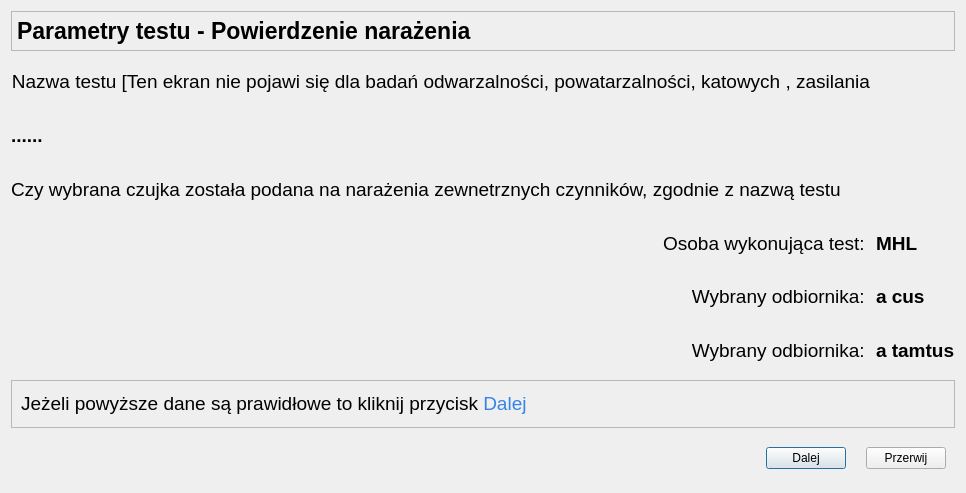
wiacekmarcin/CzujkiLiniowe, file CzujkiLinioweApp/test3sprawdzenie.ui: the form before one commit.
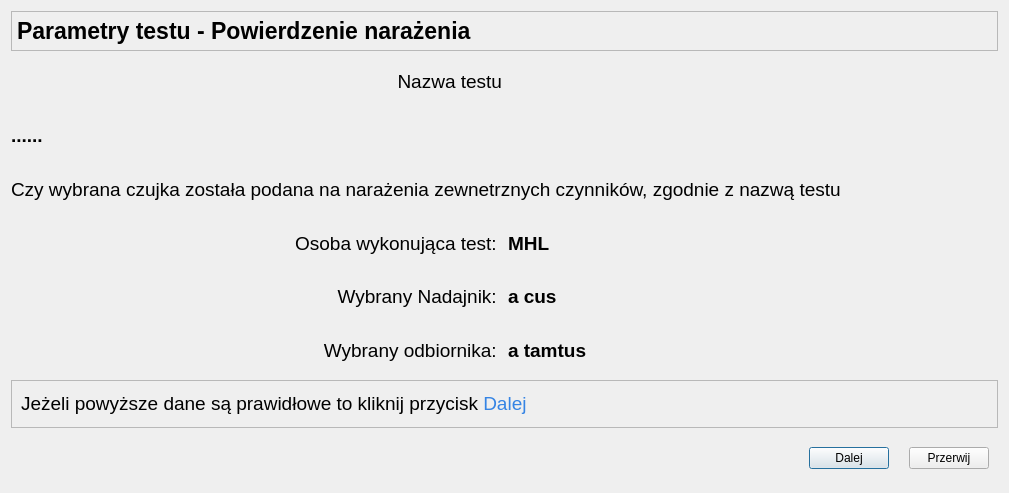
The form after the commit. Icons and pictures are not drawn.

Commit message: Ekran 4 gotowy

What changed in the file:
```diff
--- a/CzujkiLinioweApp/test3sprawdzenie.ui
+++ b/CzujkiLinioweApp/test3sprawdzenie.ui
@@ -6,7 +6,7 @@
    <rect>
     <x>0</x>
     <y>0</y>
-    <width>588</width>
+    <width>1009</width>
     <height>493</height>
    </rect>
   </property>
@@ -95,7 +95,7 @@
       </font>
      </property>
      <property name="text">
-      <string>Nazwa testu [Ten ekran nie pojawi się dla badań odwarzalności, powatarzalności, katowych , zasilania</string>
+      <string>Nazwa testu</string>
      </property>
      <property name="alignment">
       <set>Qt::AlignRight|Qt::AlignTrailing|Qt::AlignVCenter</set>
@@ -195,7 +195,7 @@
       </font>
      </property>
      <property name="text">
-      <string>Wybrany odbiornika: </string>
+      <string>Wybrany Nadajnik: </string>
      </property>
      <property name="alignment">
       <set>Qt::AlignRight|Qt::AlignTrailing|Qt::AlignVCenter</set>
```
Left out of the diff: 16 changed lines with no effect on the pictures. The commit also changes 19 other files.
